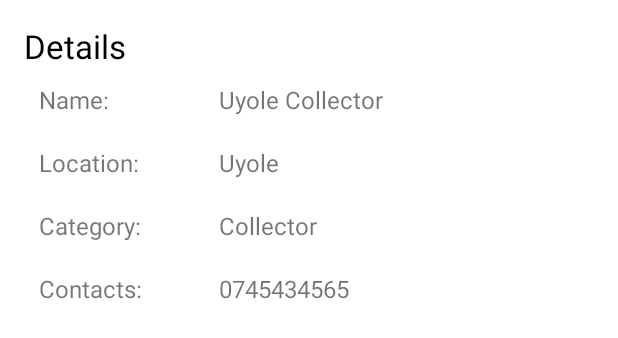
After one commit to wangilisasi/API-Call-Demo, an Android app: the layout layout_filter.xml on its own in the app's theme, with its tools: preview values and no code run, on a phone screen of 412 x 824 dp. The commit adds this screen. Shown: the top 338 px of the screen. Run offline under Robolectric (Android 15) with nearby library versions, the phone set to English and light mode, and no system bars.

Commit message:
Second Commit

```diff
--- a/app/build.gradle
+++ b/app/build.gradle
@@ -49,4 +49,6 @@ dependencies {
     //Glide Dependency
     implementation 'com.github.bumptech.glide:glide:4.11.0'
     annotationProcessor 'com.github.bumptech.glide:compiler:4.11.0'
+
+    implementation 'com.afollestad.material-dialogs:core:0.9.6.0'
 }
--- /dev/null
+++ b/app/src/main/res/layout/layout_filter.xml
@@ -0,0 +1,130 @@
+<?xml version="1.0" encoding="utf-8"?>
+<LinearLayout xmlns:android="http://schemas.android.com/apk/res/android"
+    android:orientation="vertical"
+    android:layout_width="match_parent"
+    android:layout_height="match_parent"
+    android:padding="16dp">
+
+    <TextView
+        android:layout_width="match_parent"
+        android:layout_height="wrap_content"
+        android:id="@+id/title"
+        android:textSize="22sp"
+        android:textColor="#000"
+        android:text="Details"
+        />
+   <LinearLayout
+       android:layout_width="match_parent"
+       android:orientation="horizontal"
+       android:layout_height="wrap_content">
+       <TextView
+           android:layout_width="100dp"
+           android:layout_height="wrap_content"
+           android:text="Name:"
+           android:textSize="16dp"
+           android:layout_margin="10dp"
+           />
+       <TextView
+           android:layout_width="wrap_content"
+           android:layout_height="wrap_content"
+           android:text="Uyole Collector"
+           android:textSize="16dp"
+           android:layout_margin="10dp"
+           />
+   </LinearLayout>
+
+    <LinearLayout
+        android:layout_width="match_parent"
+        android:orientation="horizontal"
+        android:layout_height="wrap_content">
+        <TextView
+            android:layout_width="100dp"
+            android:layout_height="wrap_content"
+            android:text="Location: "
+            android:textSize="16dp"
+            android:layout_margin="10dp"
+            />
+        <TextView
+            android:layout_width="wrap_content"
+            android:layout_height="wrap_content"
+            android:text="Uyole"
+            android:textSize="16dp"
+            android:layout_margin="10dp"
+            />
+
+    </LinearLayout>
+    <LinearLayout
+        android:layout_width="match_parent"
+        android:orientation="horizontal"
+        android:layout_height="wrap_content">
+        <TextView
+            android:layout_width="100dp"
+            android:layout_height="wrap_content"
+            android:text="Category: "
+            android:textSize="16dp"
+            android:layout_margin="10dp"
+            />
+        <TextView
+            android:layout_width="wrap_content"
+            android:layout_height="wrap_content"
+            android:text="Collector"
+            android:textSize="16dp"
+            android:layout_margin="10dp"
+            />
+
+    </LinearLayout>
+    <LinearLayout
+        android:layout_width="match_parent"
+        android:orientation="horizontal"
+        android:layout_height="wrap_content">
+        <TextView
+            android:layout_width="100dp"
+            android:layout_height="wrap_content"
+            android:text="Contacts: "
+            android:textSize="16dp"
+            android:layout_margin="10dp"
+            />
+        <TextView
+            android:layout_width="wrap_content"
+            android:layout_height="wrap_content"
+            android:text="0745434565"
+            android:textSize="16dp"
+            android:layout_margin="10dp"
+            />
+
+    </LinearLayout>
+    <LinearLayout
+        android:layout_width="match_parent"
+        android:layout_height="wrap_content"
+        android:orientation="horizontal"
+        android:gravity="end"
+        android:layout_marginTop="30dp"
+        >
+
+<!--        <TextView-->
+<!--            android:id="@+id/negative_button"-->
+<!--            android:layout_width="wrap_content"-->
+<!--            android:layout_height="wrap_content"-->
+<!--            android:text="Cancel"-->
+<!--            android:textSize="16sp"-->
+<!--            android:textColor="@color/colorPrimaryDark"-->
+<!--            android:layout_marginEnd="30dp"-->
+
+<!--            />-->
+
+        <TextView
+            android:id="@+id/positive_button"
+            android:layout_width="wrap_content"
+            android:layout_height="wrap_content"
+            android:text="OK"
+            android:layout_marginRight="10dp"
+            android:layout_marginBottom="10dp"
+            android:textSize="20sp"
+            android:textColor="@android:color/primary_text_dark"
+            />
+
+    </LinearLayout>
+
+
+
+</LinearLayout>
```
Also changed, not shown: app/src/main/java/tz/co/vanuserve/apicalldemo/MainActivity.java (+20 -6 lines), app/src/main/java/tz/co/vanuserve/apicalldemo/Player.java (+15 -1 lines), app/src/main/java/tz/co/vanuserve/apicalldemo/PlayersAdapter.java (added, +80 -0 lines), app/src/main/res/layout/activity_main.xml (+16 -8 lines), app/src/main/res/layout/list_item.xml (added, +67 -0 lines), app/src/main/res/font/ibm_plexsans_bold.ttf (added), app/src/main/res/font/ibm_plexsans_light.ttf (added), app/src/main/res/font/ibm_plexsans_medium.ttf (added), app/src/main/res/font/ibm_plexsans_regular.ttf (added), app/src/main/res/font/ibm_plexsans_semibold.ttf (added).
